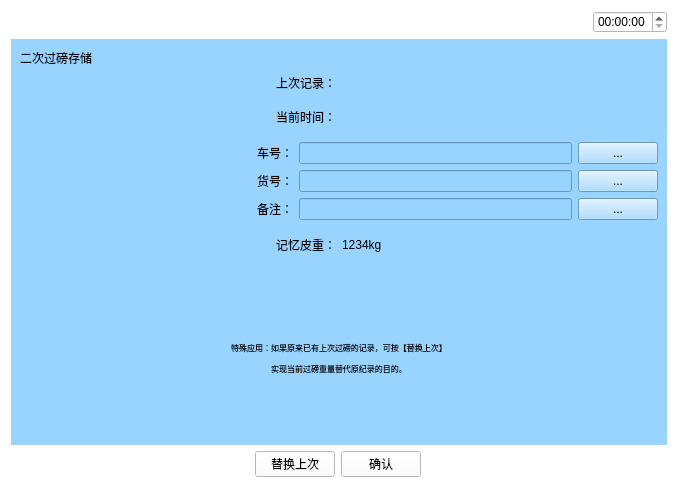
First picture: the form in WeighSensor/erciguobang.ui, repository xsw258x2s5w8/WeightSensor, before the edit.
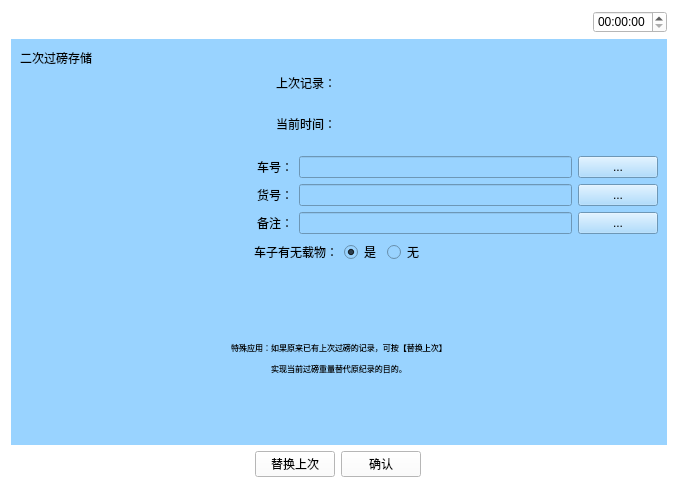
Second picture: the form after the edit. Icons and pictures are not drawn.

What changed in the file:
```diff
--- a/WeighSensor/erciguobang.ui
+++ b/WeighSensor/erciguobang.ui
@@ -266,22 +266,55 @@
         <item>
          <layout class="QHBoxLayout" name="horizontalLayout_8">
           <item>
-           <widget class="QLabel" name="label_8">
+           <spacer name="horizontalSpacer_3">
+            <property name="orientation">
+             <enum>Qt::Horizontal</enum>
+            </property>
+            <property name="sizeHint" stdset="0">
+             <size>
+              <width>40</width>
+              <height>20</height>
+             </size>
+            </property>
+           </spacer>
+          </item>
+          <item>
+           <widget class="QLabel" name="label_4">
             <property name="text">
-             <string>记忆皮重：</string>
+             <string>车子有无载物：</string>
             </property>
-            <property name="alignment">
-             <set>Qt::AlignRight|Qt::AlignTrailing|Qt::AlignVCenter</set>
+           </widget>
+          </item>
+          <item>
+           <widget class="QRadioButton" name="radioButton">
+            <property name="text">
+             <string>是</string>
             </property>
+            <property name="checked">
+             <bool>true</bool>
+            </property>
            </widget>
           </item>
           <item>
-           <widget class="QLabel" name="label_9">
+           <widget class="QRadioButton" name="radioButton_2">
             <property name="text">
-             <string>1234kg</string>
+             <string>无</string>
             </property>
            </widget>
           </item>
+          <item>
+           <spacer name="horizontalSpacer_5">
+            <property name="orientation">
+             <enum>Qt::Horizontal</enum>
+            </property>
+            <property name="sizeHint" stdset="0">
+             <size>
+              <width>40</width>
+              <height>20</height>
+             </size>
+            </property>
+           </spacer>
+          </item>
          </layout>
         </item>
        </layout>
```
